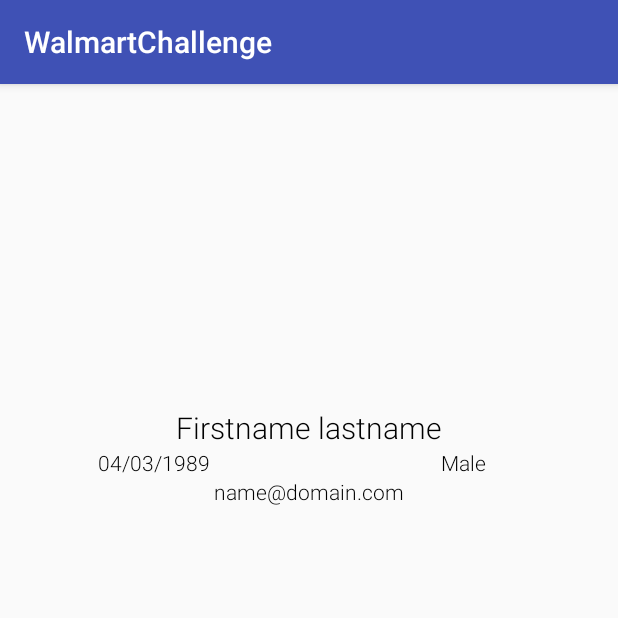
After one commit to manroopsingh/WalmartChallenge, an Android app: the FriendDetailsActivity screen opened directly, with no data from a screen before it, on a phone screen of 412 x 824 dp, the top half of it. The commit adds this screen. Run offline under Robolectric (Android 15) with nearby library versions, the phone set to English and light mode, and no system bars; our stand-ins replace ButterKnife; libraries missing offline, so code that uses them is left out: com.facebook, rx.android.schedulers, rx.schedulers; pictures from the network do not load; 3 statements that could not run were skipped.

Commit message:
Ready for final submission. Pending instruction notes

```diff
--- a/app/src/main/AndroidManifest.xml
+++ b/app/src/main/AndroidManifest.xml
@@ -22,7 +22,8 @@
                 <category android:name="android.intent.category.LAUNCHER" />
             </intent-filter>
         </activity>
-        <activity android:name=".FriendsListActivity"></activity>
+        <activity android:name=".FriendsListActivity" />
+        <activity android:name=".FriendDetailsActivity"></activity>
     </application>
 
 </manifest>
--- /dev/null
+++ b/app/src/main/java/com/example/singh/walmartchallenge/FriendDetailsActivity.java
@@ -0,0 +1,77 @@
+package com.example.singh.walmartchallenge;
+
+import android.content.Intent;
+import android.os.Bundle;
+import android.support.v7.app.AppCompatActivity;
+import android.widget.ImageView;
+import android.widget.TextView;
+
+import com.bumptech.glide.Glide;
+import com.example.singh.walmartchallenge.model.profile.FbProfile;
+import com.facebook.AccessToken;
+
+import butterknife.BindView;
+import butterknife.ButterKnife;
+import rx.Subscriber;
+import rx.android.schedulers.AndroidSchedulers;
+import rx.schedulers.Schedulers;
+
+public class FriendDetailsActivity extends AppCompatActivity {
+
+
+    @BindView(R.id.tvBirthday)
+    TextView tvBirthday;
+    @BindView(R.id.tvEmail)
+    TextView tvEmail;
+    @BindView(R.id.tvGender)
+    TextView tvGender;
+    @BindView(R.id.tvName)
+    TextView tvName;
+    @BindView(R.id.imgUserFriend)
+    ImageView imgUserFriend;
+
+    private String userId;
+
+    @Override
+    protected void onCreate(Bundle savedInstanceState) {
+        super.onCreate(savedInstanceState);
+        setContentView(R.layout.activity_friend_details);
+        ButterKnife.bind(this);
+
+        Intent intent = getIntent();
+        userId = intent.getStringExtra("id");
+        AccessToken accessToken = AccessToken.getCurrentAccessToken();
+
+
+        String fields = "work,favorite_athletes,interested_in,languages,hometown,name,link,cover,picture,gender,birthday,location,relationship_status,email,photos";
+
+        rx.Observable<FbProfile> profileObservable = RetrofitHelper.createProfileObs(userId, accessToken.getToken(), fields);
+        profileObservable.subscribeOn(Schedulers.io())
+                .observeOn(AndroidSchedulers.mainThread())
+                .subscribe(new Subscriber<FbProfile>() {
+                    @Override
+                    public void onCompleted() {
+                    }
+
+                    @Override
+                    public void onError(Throwable e) {
+                    }
+
+                    @Override
+                    public void onNext(FbProfile profile) {
+                        setValues(profile);
+                    }
+
+                });
+
+    }
+
+    public void setValues(FbProfile profile) {
+        tvName.setText(profile.getName());
+        tvBirthday.setText(profile.getBirthday());
+        tvGender.setText(profile.getGender());
+        tvEmail.setText(profile.getEmail());
+        Glide.with(this).load(profile.getPicture().getData().getUrl()).into(imgUserFriend);
+    }
+
+}
--- a/app/src/main/java/com/example/singh/walmartchallenge/LoginActivity.java
+++ b/app/src/main/java/com/example/singh/walmartchallenge/LoginActivity.java
@@ -31,11 +31,11 @@ public class LoginActivity extends AppCompatActivity {
         loginButton.setReadPermissions("user_friends");
 
 
+
         // Callback registration
         loginButton.registerCallback(callbackManager, new FacebookCallback<LoginResult>() {
             @Override
             public void onSuccess(LoginResult loginResult) {
-                // App code
                 Intent intent = new Intent(LoginActivity.this, FriendsListActivity.class);
                 startActivity(intent);
 
@@ -43,12 +43,10 @@ public class LoginActivity extends AppCompatActivity {
 
             @Override
             public void onCancel() {
-                // App code
             }
 
             @Override
             public void onError(FacebookException exception) {
-                // App code
             }
         });
 
--- /dev/null
+++ b/app/src/main/res/layout/activity_friend_details.xml
@@ -0,0 +1,69 @@
+<?xml version="1.0" encoding="utf-8"?>
+<LinearLayout xmlns:android="http://schemas.android.com/apk/res/android"
+    xmlns:app="http://schemas.android.com/apk/res-auto"
+    xmlns:tools="http://schemas.android.com/tools"
+    android:layout_width="match_parent"
+    android:layout_height="match_parent"
+    android:gravity="center_horizontal"
+    android:orientation="vertical"
+    tools:context="com.example.singh.walmartchallenge.FriendDetailsActivity">
+
+
+    <ImageView
+        android:id="@+id/imgUserFriend"
+        android:layout_width="200dp"
+        android:layout_height="200dp"
+        android:layout_marginTop="10dp" />
+
+    <TextView
+        android:id="@+id/tvName"
+        android:layout_width="match_parent"
+        android:layout_height="wrap_content"
+        android:layout_marginTop="5dp"
+        android:gravity="center"
+        android:text="Firstname lastname"
+        android:textColor="@android:color/black"
+        android:textSize="20dp" />
+
+    <LinearLayout
+        android:layout_width="match_parent"
+        android:layout_height="wrap_content"
+
+        android:gravity="center"
+        android:orientation="horizontal">
+
+        <TextView
+            android:id="@+id/tvBirthday"
+
+            android:layout_width="0dp"
+            android:layout_height="wrap_content"
+            android:layout_weight="1"
+            android:gravity="center"
+            android:text="04/03/1989"
+            android:textColor="@android:color/black"
+            android:textSize="14sp" />
+
+        <TextView
+            android:id="@+id/tvGender"
+
+            android:layout_width="0dp"
+            android:layout_height="wrap_content"
+            android:layout_weight="1"
+            android:gravity="center"
+            android:text="Male"
+            android:textColor="@android:color/black"
+            android:textSize="14sp" />
+
+
+    </LinearLayout>
+
+    <TextView
+        android:id="@+id/tvEmail"
+        android:layout_width="wrap_content"
+        android:layout_height="wrap_content"
+        android:gravity="center"
+        android:text="name@domain.com"
+        android:textColor="@android:color/black"
+        android:textSize="14sp" />
+
+</LinearLayout>
--- a/app/src/main/res/values/colors.xml
+++ b/app/src/main/res/values/colors.xml
@@ -3,4 +3,6 @@
     <color name="colorPrimary">#3F51B5</color>
     <color name="colorPrimaryDark">#303F9F</color>
     <color name="colorAccent">#FF4081</color>
+    <color name="colorLightGray">#eaeaea</color>
+    <color name="colorWhite">#ffffff</color>
 </resources>
--- a/app/src/main/res/values/styles.xml
+++ b/app/src/main/res/values/styles.xml
@@ -3,9 +3,19 @@
     <!-- Base application theme. -->
     <style name="AppTheme" parent="Theme.AppCompat.Light.DarkActionBar">
         <!-- Customize your theme here. -->
+
+        <item name="android:fontFamily">sans-serif-light</item>
+        <item name="android:textViewStyle">@style/RobotoTextViewStyle</item>
+        <item name="android:editTextStyle">@style/RobotoTextViewStyle</item>
+
+
         <item name="colorPrimary">@color/colorPrimary</item>
         <item name="colorPrimaryDark">@color/colorPrimaryDark</item>
         <item name="colorAccent">@color/colorAccent</item>
     </style>
 
+    <style name="RobotoTextViewStyle" parent="android:Widget.TextView">
+        <item name="android:fontFamily">sans-serif-light</item>
+    </style>
+
 </resources>
```
Also changed, not shown: app/build.gradle (+9 -8 lines), app/src/main/java/com/example/singh/walmartchallenge/FriendListAdapter.java (+18 -13 lines), app/src/main/java/com/example/singh/walmartchallenge/FriendsListActivity.java (+48 -36 lines), app/src/main/java/com/example/singh/walmartchallenge/RetrofitHelper.java (+12 -3 lines), app/src/main/java/com/example/singh/walmartchallenge/model/profile/FbProfile.java (+22 -2 lines), app/src/main/res/layout/activity_friends_list.xml (+87 -4 lines), app/src/main/res/layout/friend_list.xml (+17 -9 lines).
